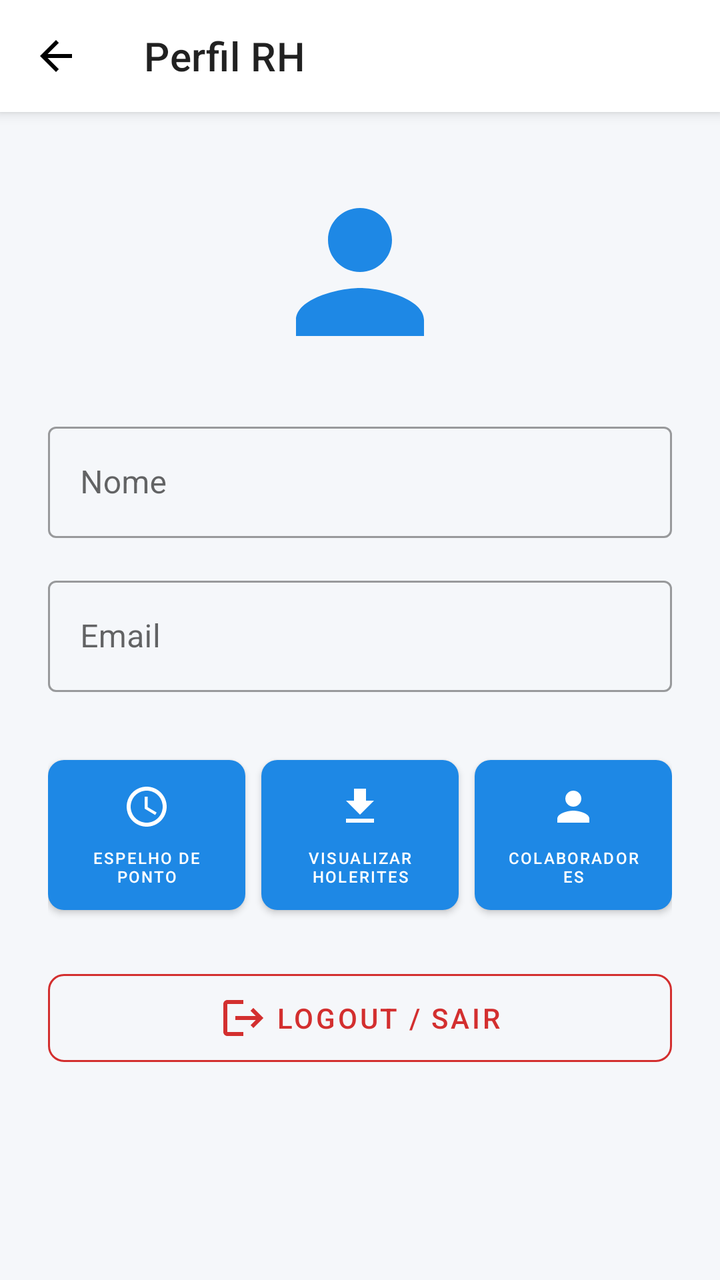
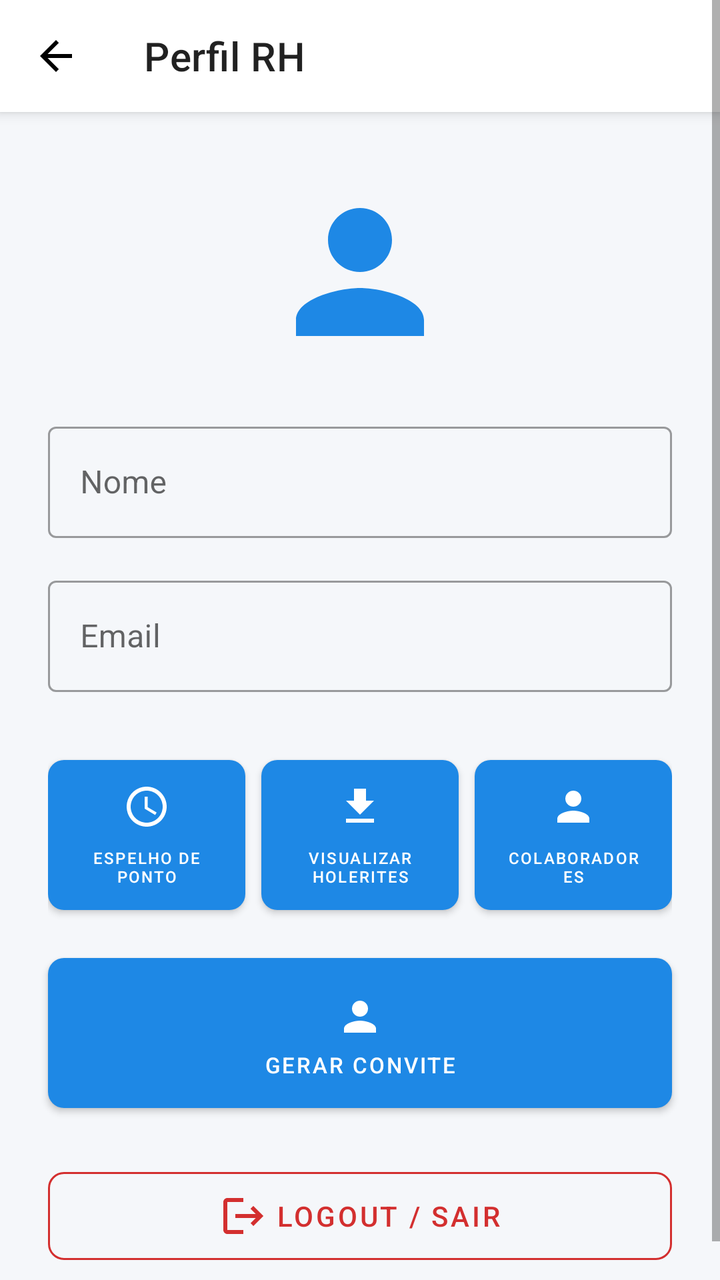

Screens rendered from an Android XML layout before and after an edit, with the pre-edit source and the edit as a unified diff.
<!-- AndroidManifest.xml: application theme Theme.EasyClock -->
<!-- res/layout/activity_perfil_rh.xml -->
<?xml version="1.0" encoding="utf-8"?>
<ScrollView xmlns:android="http://schemas.android.com/apk/res/android"
    xmlns:app="http://schemas.android.com/apk/res-auto"
    android:layout_width="match_parent"
    android:layout_height="match_parent"
    android:fillViewport="true"
    android:background="@color/background">

    <androidx.constraintlayout.widget.ConstraintLayout
        android:layout_width="match_parent"
        android:layout_height="wrap_content"
        android:paddingBottom="24dp">

        <com.google.android.material.appbar.MaterialToolbar
            android:id="@+id/toolbarPerfilRh"
            android:layout_width="match_parent"
            android:layout_height="?attr/actionBarSize"
            android:background="@color/surface"
            android:elevation="4dp"
            app:navigationIcon="@drawable/ic_arrow_back"
            app:title="Perfil RH"
            app:layout_constraintTop_toTopOf="parent" />

        <ImageView
            android:id="@+id/ivAvatarRh"
            android:layout_width="96dp"
            android:layout_height="96dp"
            android:layout_marginTop="32dp"
            android:src="@drawable/ic_person"
            android:contentDescription="@string/perfil"
            app:tint="@color/primary"
            app:layout_constraintTop_toBottomOf="@id/toolbarPerfilRh"
            app:layout_constraintStart_toStartOf="parent"
            app:layout_constraintEnd_toEndOf="parent" />

        <com.google.android.material.textfield.TextInputLayout
            android:id="@+id/tilNomePerfilRh"
            style="@style/Widget.MaterialComponents.TextInputLayout.OutlinedBox"
            android:layout_width="0dp"
            android:layout_height="wrap_content"
            android:layout_marginHorizontal="24dp"
            android:layout_marginTop="24dp"
            android:hint="@string/nome"
            app:layout_constraintTop_toBottomOf="@id/ivAvatarRh"
            app:layout_constraintStart_toStartOf="parent"
            app:layout_constraintEnd_toEndOf="parent">

            <com.google.android.material.textfield.TextInputEditText
                android:id="@+id/etNomePerfilRh"
                android:layout_width="match_parent"
                android:layout_height="wrap_content" />
        </com.google.android.material.textfield.TextInputLayout>

        <com.google.android.material.textfield.TextInputLayout
            android:id="@+id/tilEmailPerfilRh"
            style="@style/Widget.MaterialComponents.TextInputLayout.OutlinedBox"
            android:layout_width="0dp"
            android:layout_height="wrap_content"
            android:layout_marginHorizontal="24dp"
            android:layout_marginTop="16dp"
            android:hint="@string/email"
            app:layout_constraintTop_toBottomOf="@id/tilNomePerfilRh"
            app:layout_constraintStart_toStartOf="parent"
            app:layout_constraintEnd_toEndOf="parent">

            <com.google.android.material.textfield.TextInputEditText
                android:id="@+id/etEmailPerfilRh"
                android:layout_width="match_parent"
                android:layout_height="wrap_content" />
        </com.google.android.material.textfield.TextInputLayout>

        
        <LinearLayout
            android:id="@+id/layoutAcoesPerfilRh"
            android:layout_width="0dp"
            android:layout_height="wrap_content"
            android:layout_marginHorizontal="24dp"
            android:layout_marginTop="28dp"
            android:orientation="horizontal"
            app:layout_constraintEnd_toEndOf="parent"
            app:layout_constraintStart_toStartOf="parent"
            app:layout_constraintTop_toBottomOf="@id/tilEmailPerfilRh">

            <com.google.android.material.button.MaterialButton
                android:id="@+id/btnEspelhoPontoRh"
                android:layout_width="0dp"
                android:layout_height="87dp"
                android:layout_marginEnd="4dp"
                android:layout_weight="1"
                android:text="@string/espelho_de_ponto"
                android:textSize="8sp"
                app:cornerRadius="8dp"
                app:icon="@drawable/ic_clock"
                app:iconGravity="textTop" />

            <com.google.android.material.button.MaterialButton
                android:id="@+id/btnVisualizarHoleritesRh"
                android:layout_width="0dp"
                android:layout_height="87dp"
                android:layout_marginHorizontal="4dp"
                android:layout_weight="1"
                android:text="@string/visualizar_holerites"
                android:textSize="8sp"
                app:cornerRadius="8dp"
                app:icon="@drawable/ic_download"
                app:iconGravity="textTop" />

            <com.google.android.material.button.MaterialButton
                android:id="@+id/btnVerTodosColaboradores"
                android:layout_width="0dp"
                android:layout_height="87dp"
                android:layout_marginStart="4dp"
                android:layout_weight="1"
                android:text="@string/colaboradores"
                android:textSize="8sp"
                app:cornerRadius="8dp"
                app:icon="@drawable/ic_person"
                app:iconGravity="textTop" />
        </LinearLayout>

        <com.google.android.material.button.MaterialButton
            android:id="@+id/btnLogoutRh"
            style="@style/Widget.MaterialComponents.Button.OutlinedButton"
            android:layout_width="0dp"
            android:layout_height="56dp"
            android:layout_marginHorizontal="24dp"
            android:layout_marginTop="20dp"
            android:text="@string/logout"
            android:textColor="@color/button_danger"
            app:strokeColor="@color/button_danger"
            app:cornerRadius="8dp"
            app:icon="@drawable/ic_logout"
            app:iconTint="@color/button_danger"
            app:iconGravity="textStart"
            app:layout_constraintTop_toBottomOf="@id/layoutAcoesPerfilRh"
            app:layout_constraintStart_toStartOf="parent"
            app:layout_constraintEnd_toEndOf="parent" />

    </androidx.constraintlayout.widget.ConstraintLayout>
</ScrollView>
<!-- resources referenced by this layout -->
<resources>
  <color name="background">#F5F7FA</color>
  <color name="button_danger">#D32F2F</color>
  <color name="primary">#1E88E5</color>
  <color name="surface">#FFFFFF</color>
  <!-- drawable ic_arrow_back (drawable) -->
  <?xml version="1.0" encoding="utf-8"?>
  <vector xmlns:android="http://schemas.android.com/apk/res/android"
      android:width="24dp"
      android:height="24dp"
      android:viewportWidth="24"
      android:viewportHeight="24">
    <path
        android:fillColor="#FF000000"
        android:pathData="M20,11H7.83l5.59,-5.59L12,4l-8,8 8,8 1.41,-1.41L7.83,13H20v-2z"/>
  </vector>
  <!-- drawable ic_clock (drawable) -->
  <?xml version="1.0" encoding="utf-8"?>
  <vector xmlns:android="http://schemas.android.com/apk/res/android"
      android:width="24dp"
      android:height="24dp"
      android:viewportWidth="24"
      android:viewportHeight="24">
    <path
        android:fillColor="#FF000000"
        android:pathData="M11.99,2C6.47,2 2,6.48 2,12s4.47,10 9.99,10C17.52,22 22,17.52 22,12S17.52,2 11.99,2zM12,20c-4.42,0 -8,-3.58 -8,-8s3.58,-8 8,-8 8,3.58 8,8 -3.58,8 -8,8zM12.5,7H11v6l5.25,3.15 0.75,-1.23 -4.5,-2.67z"/>
  </vector>
  <!-- drawable ic_download (drawable) -->
  <?xml version="1.0" encoding="utf-8"?>
  <vector xmlns:android="http://schemas.android.com/apk/res/android"
      android:width="24dp"
      android:height="24dp"
      android:viewportWidth="24"
      android:viewportHeight="24">
    <path
        android:fillColor="#FF000000"
        android:pathData="M19,9h-4V3H9v6H5l7,7 7,-7zM5,18v2h14v-2H5z"/>
  </vector>
  <!-- drawable ic_logout (drawable) -->
  <?xml version="1.0" encoding="utf-8"?>
  <vector xmlns:android="http://schemas.android.com/apk/res/android"
      android:width="24dp"
      android:height="24dp"
      android:viewportWidth="24"
      android:viewportHeight="24">
    <path
        android:fillColor="#FF000000"
        android:pathData="M17,7l-1.41,1.41L18.17,11H8v2h10.17l-2.58,2.58L17,17l5,-5zM4,5h8V3H4c-1.1,0 -2,0.9 -2,2v14c0,1.1 0.9,2 2,2h8v-2H4V5z"/>
  </vector>
  <!-- drawable ic_person (drawable) -->
  <?xml version="1.0" encoding="utf-8"?>
  <vector xmlns:android="http://schemas.android.com/apk/res/android"
      android:width="24dp"
      android:height="24dp"
      android:viewportWidth="24"
      android:viewportHeight="24">
    <path
        android:fillColor="#FF000000"
        android:pathData="M12,12c2.21,0 4,-1.79 4,-4s-1.79,-4 -4,-4 -4,1.79 -4,4 1.79,4 4,4zM12,14c-2.67,0 -8,1.34 -8,4v2h16v-2c0,-2.66 -5.33,-4 -8,-4z"/>
  </vector>
  <string name="colaboradores">Colaboradores</string>
  <string name="email">Email</string>
  <string name="espelho_de_ponto">Espelho de Ponto</string>
  <string name="logout">Logout / Sair</string>
  <string name="nome">Nome</string>
  <string name="perfil">Perfil</string>
  <string name="visualizar_holerites">Visualizar Holerites</string>
  <style name="Theme.EasyClock" parent="Theme.MaterialComponents.DayNight.NoActionBar">
          
          <item name="colorPrimary">@color/primary</item>
          <item name="colorPrimaryVariant">@color/primary_dark</item>
          <item name="colorOnPrimary">#FFFFFF</item>
          
          <item name="colorSecondary">@color/accent</item>
          <item name="colorSecondaryVariant">@color/accent</item>
          <item name="colorOnSecondary">#FFFFFF</item>
          
          <item name="android:statusBarColor">?attr/colorPrimaryVariant</item>
          
          <item name="android:windowBackground">@color/background</item>
      </style>
  <color name="primary_dark">#1565C0</color>
  <color name="accent">#26A69A</color>
</resources>

<!-- the commit's change to res/layout/activity_perfil_rh.xml (unified diff, before → after) -->
@@ -119,6 +119,21 @@
         </LinearLayout>
 
         <com.google.android.material.button.MaterialButton
+            android:id="@+id/btnGerarConviteRh"
+            android:layout_width="0dp"
+            android:layout_height="87dp"
+            android:layout_marginHorizontal="24dp"
+            android:layout_marginTop="12dp"
+            android:text="@string/gerar_convite"
+            android:textSize="11sp"
+            app:cornerRadius="8dp"
+            app:icon="@drawable/ic_person"
+            app:iconGravity="textTop"
+            app:layout_constraintTop_toBottomOf="@id/layoutAcoesPerfilRh"
+            app:layout_constraintStart_toStartOf="parent"
+            app:layout_constraintEnd_toEndOf="parent" />
+
+        <com.google.android.material.button.MaterialButton
             android:id="@+id/btnLogoutRh"
             style="@style/Widget.MaterialComponents.Button.OutlinedButton"
             android:layout_width="0dp"
@@ -132,7 +147,7 @@
             app:icon="@drawable/ic_logout"
             app:iconTint="@color/button_danger"
             app:iconGravity="textStart"
-            app:layout_constraintTop_toBottomOf="@id/layoutAcoesPerfilRh"
+            app:layout_constraintTop_toBottomOf="@id/btnGerarConviteRh"
             app:layout_constraintStart_toStartOf="parent"
             app:layout_constraintEnd_toEndOf="parent" />
 
<!-- resource entries referenced after the edit -->
@@ -62,6 +62,7 @@
   <string name="colaboradores">Colaboradores</string>
   <string name="email">Email</string>
   <string name="espelho_de_ponto">Espelho de Ponto</string>
+  <string name="gerar_convite">Gerar Convite</string>
   <string name="logout">Logout / Sair</string>
   <string name="nome">Nome</string>
   <string name="perfil">Perfil</string>
